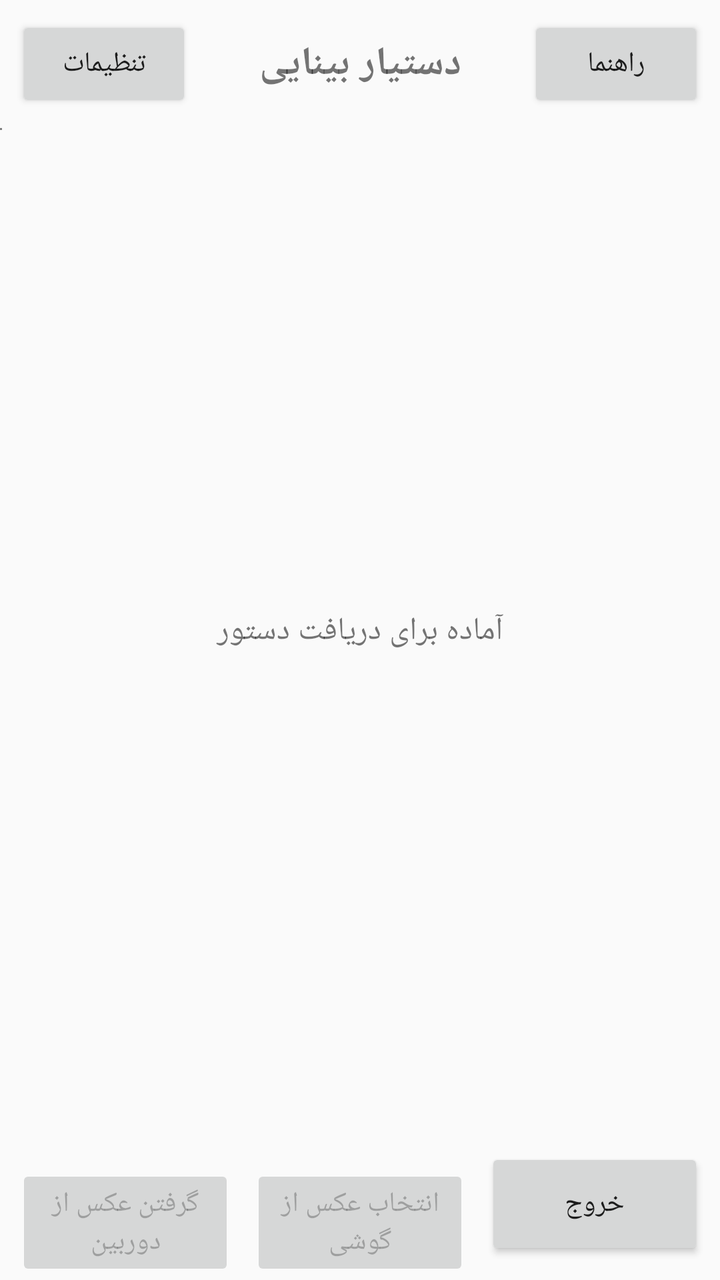
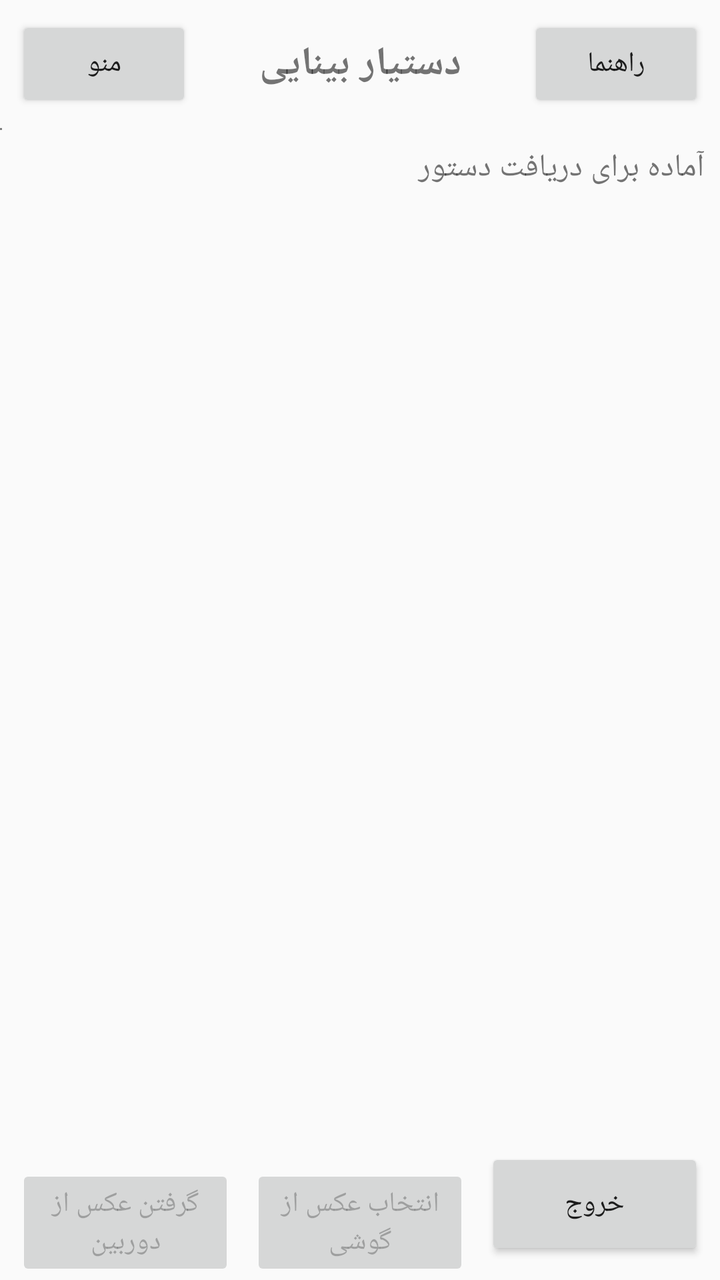

Screens rendered from an Android XML layout before and after an edit, with the pre-edit source and the edit as a unified diff.
<!-- AndroidManifest.xml: application theme Theme.AppCompat.Light.NoActionBar -->
<!-- res/layout/activity_main.xml -->
<?xml version="1.0" encoding="utf-8"?>
<LinearLayout xmlns:android="http://schemas.android.com/apk/res/android"
    android:layout_width="match_parent"
    android:layout_height="match_parent"
    android:orientation="vertical">

    <LinearLayout
        android:layout_width="match_parent"
        android:layout_height="wrap_content"
        android:orientation="horizontal"
        android:gravity="center_vertical"
        android:padding="8dp">

        <Button
            android:id="@+id/btnMenu"
            android:layout_width="wrap_content"
            android:layout_height="wrap_content"
            android:text="@string/btn_menu" />

        <TextView
            android:layout_width="0dp"
            android:layout_height="wrap_content"
            android:layout_weight="1"
            android:gravity="center"
            android:textSize="20sp"
            android:textStyle="bold"
            android:text="@string/app_name" />

        <Button
            android:id="@+id/btnHelp"
            android:layout_width="wrap_content"
            android:layout_height="wrap_content"
            android:text="@string/btn_help" />

    </LinearLayout>

    <androidx.camera.view.PreviewView
        android:id="@+id/viewFinder"
        android:layout_width="1dp"
        android:layout_height="1dp"
        android:importantForAccessibility="no" />

    <TextView
        android:id="@+id/tvStatus"
        android:layout_width="match_parent"
        android:layout_height="0dp"
        android:layout_weight="1"
        android:layout_margin="8dp"
        android:gravity="center"
        android:textSize="16sp"
        android:accessibilityLiveRegion="polite"
        android:text="@string/status_ready" />

    
    <LinearLayout
        android:layout_width="match_parent"
        android:layout_height="wrap_content"
        android:orientation="horizontal"
        android:padding="4dp">

        <Button
            android:id="@+id/btnCaptureCamera"
            android:layout_width="0dp"
            android:layout_height="wrap_content"
            android:layout_weight="1"
            android:layout_margin="4dp"
            android:minHeight="56dp"
            android:enabled="false"
            android:text="@string/btn_capture_camera" />

        <Button
            android:id="@+id/btnChooseMedia"
            android:layout_width="0dp"
            android:layout_height="wrap_content"
            android:layout_weight="1"
            android:layout_margin="4dp"
            android:minHeight="56dp"
            android:enabled="false"
            android:text="@string/btn_choose_media" />

        <Button
            android:id="@+id/btnExit"
            android:layout_width="0dp"
            android:layout_height="wrap_content"
            android:layout_weight="1"
            android:layout_margin="4dp"
            android:minHeight="56dp"
            android:text="@string/btn_exit" />

    </LinearLayout>

</LinearLayout>
<!-- resources referenced by this layout -->
<resources>
  <string name="app_name">دستیار بینایی</string>
  <string name="btn_capture_camera">گرفتن عکس از دوربین</string>
  <string name="btn_choose_media">انتخاب عکس از گوشی</string>
  <string name="btn_exit">خروج</string>
  <string name="btn_help">راهنما</string>
  <string name="btn_menu">تنظیمات</string>
  <string name="status_ready">آماده برای دریافت دستور</string>
</resources>

<!-- the commit's change to res/layout/activity_main.xml (unified diff, before → after) -->
@@ -40,16 +40,59 @@
         android:layout_height="1dp"
         android:importantForAccessibility="no" />
 
-    <TextView
-        android:id="@+id/tvStatus"
+    
+    <ScrollView
         android:layout_width="match_parent"
         android:layout_height="0dp"
-        android:layout_weight="1"
-        android:layout_margin="8dp"
-        android:gravity="center"
-        android:textSize="16sp"
-        android:accessibilityLiveRegion="polite"
-        android:text="@string/status_ready" />
+        android:layout_weight="1">
+
+        <TextView
+            android:id="@+id/tvStatus"
+            android:layout_width="match_parent"
+            android:layout_height="wrap_content"
+            android:layout_margin="8dp"
+            android:textSize="16sp"
+            android:accessibilityLiveRegion="polite"
+            android:text="@string/status_ready" />
+    </ScrollView>
+
+    
+    <LinearLayout
+        android:id="@+id/followUpRow"
+        android:layout_width="match_parent"
+        android:layout_height="wrap_content"
+        android:orientation="horizontal"
+        android:padding="4dp"
+        android:visibility="gone">
+
+        <EditText
+            android:id="@+id/editQuestion"
+            android:layout_width="0dp"
+            android:layout_height="wrap_content"
+            android:layout_weight="1"
+            android:layout_margin="4dp"
+            android:minHeight="48dp"
+            android:inputType="textMultiLine|textCapSentences"
+            android:hint="@string/hint_ask_question" />
+
+        <Button
+            android:id="@+id/btnSend"
+            android:layout_width="wrap_content"
+            android:layout_height="wrap_content"
+            android:layout_margin="4dp"
+            android:minHeight="48dp"
+            android:text="@string/btn_send_question" />
+
+    </LinearLayout>
+
+    <Button
+        android:id="@+id/btnSaveConversation"
+        android:layout_width="match_parent"
+        android:layout_height="wrap_content"
+        android:layout_margin="4dp"
+        android:minHeight="48dp"
+        android:visibility="gone"
+        android:text="@string/btn_save_conversation" />
 
     
     <LinearLayout
<!-- resource entries referenced after the edit -->
@@ -5,7 +5,10 @@
   <string name="btn_choose_media">انتخاب عکس از گوشی</string>
   <string name="btn_exit">خروج</string>
   <string name="btn_help">راهنما</string>
-  <string name="btn_menu">تنظیمات</string>
+  <string name="btn_menu">منو</string>
+  <string name="btn_save_conversation">ذخیره گفتگو</string>
+  <string name="btn_send_question">ارسال پیام</string>
+  <string name="hint_ask_question">سوال خود را دربارهٔ این تصویر بنویس</string>
   <string name="status_ready">آماده برای دریافت دستور</string>
 </resources>
 
